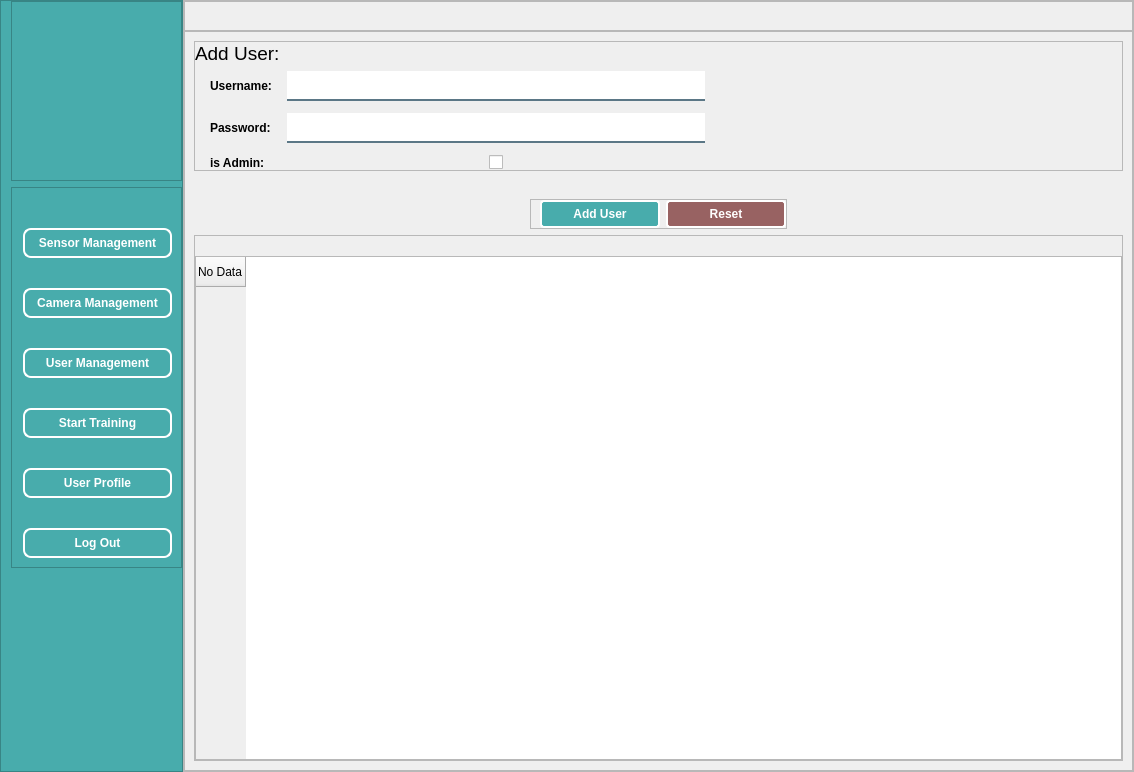
ali7haider/Pulmonary-Artery-Balloon-Angioplasty_PyQT, file UIs/MainScreen.ui: the form before one commit.
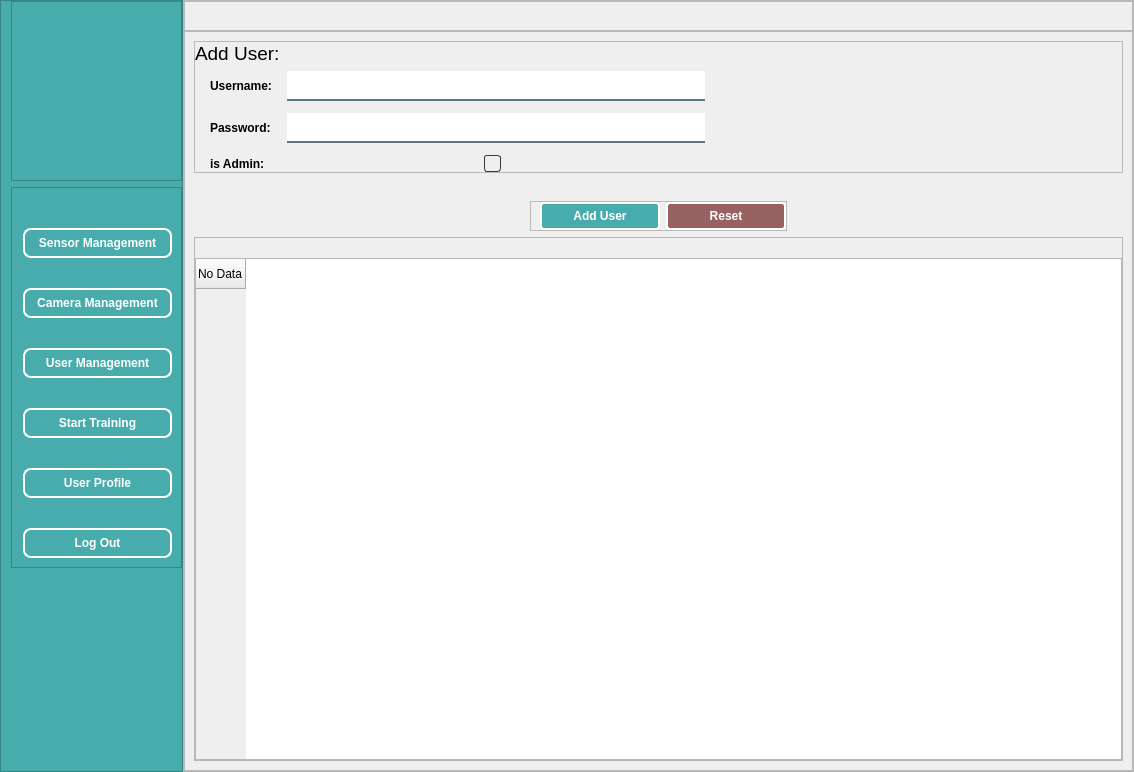
The form after the commit. Icons and pictures are not drawn.

Commit message: Update the Checkbox design

The edit to the form file:
```diff
--- a/UIs/MainScreen.ui
+++ b/UIs/MainScreen.ui
@@ -1009,6 +1009,26 @@
                      <height>250</height>
                     </size>
                    </property>
+                   <property name="styleSheet">
+                    <string notr="true"> QCheckBox::indicator {
+    border: 1px solid rgb(52, 59, 72);
+	width: 15px;
+	height: 15px;
+	border-radius: 3px;
+}
+QCheckBox::indicator:hover {
+    background-color: rgba(100, 150, 200, 0.2); /* Add a light background on hover */
+}
+QCheckBox::indicator:unchecked {
+    border: 1px solid rgb(52, 59, 72);
+}
+
+QCheckBox::indicator:checked {
+    background-color:#48ACAc;
+    border: 1px solid rgb(0, 200, 100); /* Color when checked */
+	background-image: url(:/images/images/cil-check-alt.png);
+}</string>
+                   </property>
                    <property name="frameShape">
                     <enum>QFrame::StyledPanel</enum>
                    </property>
```
The commit also changes 3 other files.
